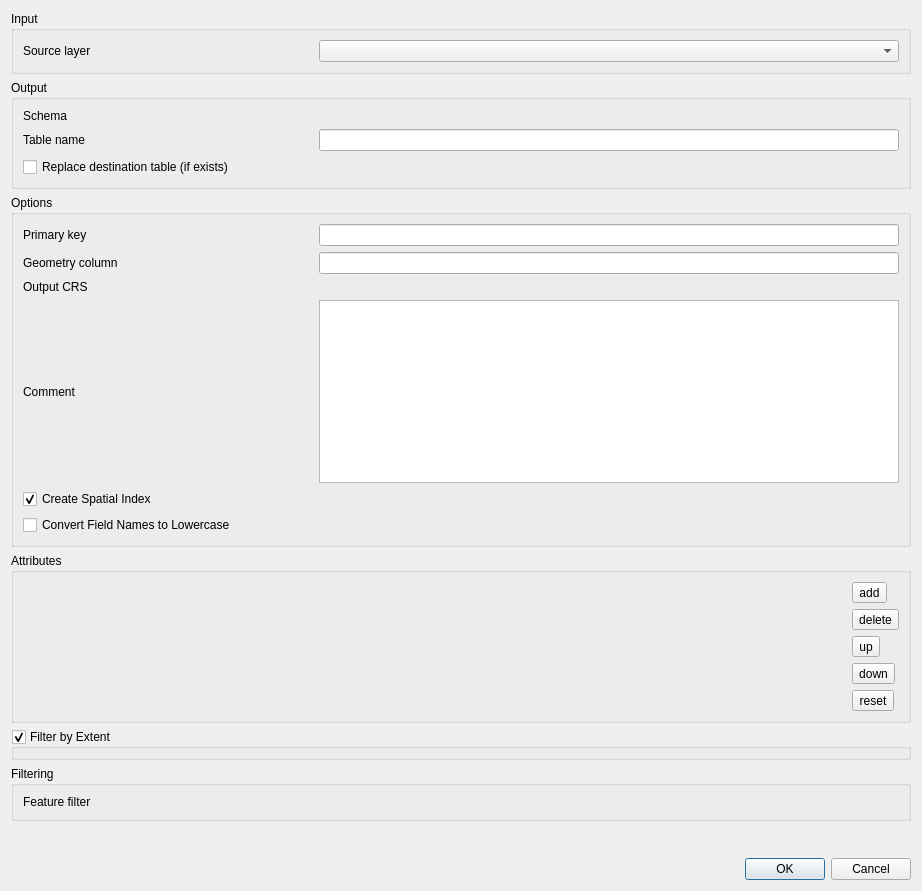
The window that src/ui/qgsdbimportvectorlayerdialog.ui (qgis/QGIS) describes before a commit, drawn with Qt 5.
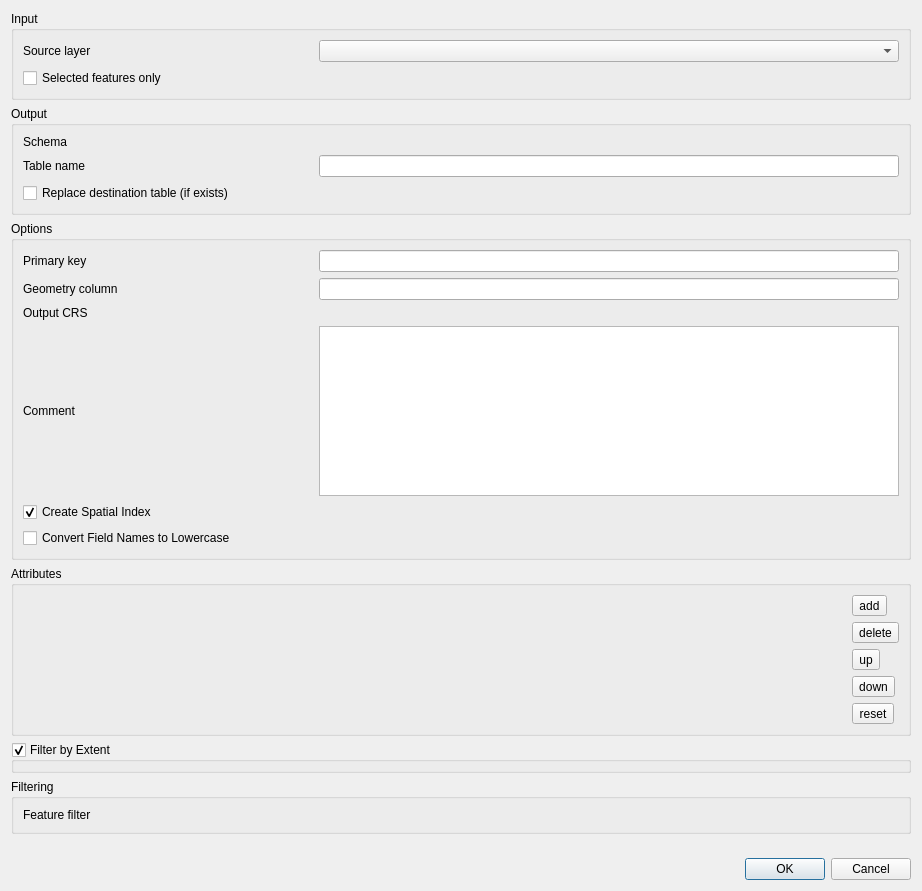
The same window after the commit. Icons and pictures are not drawn. Custom widgets are drawn as their Qt base class.

Commit message: add option to only export selected features

Patch:
```diff
--- a/src/ui/qgsdbimportvectorlayerdialog.ui
+++ b/src/ui/qgsdbimportvectorlayerdialog.ui
@@ -41,6 +41,13 @@
         </property>
        </widget>
       </item>
+      <item row="2" column="0">
+       <widget class="QCheckBox" name="mSourceLayerOnlySelected">
+        <property name="text">
+         <string>Selected features only</string>
+        </property>
+       </widget>
+      </item>
      </layout>
     </widget>
    </item>
```
The commit also changes 1 other file.
